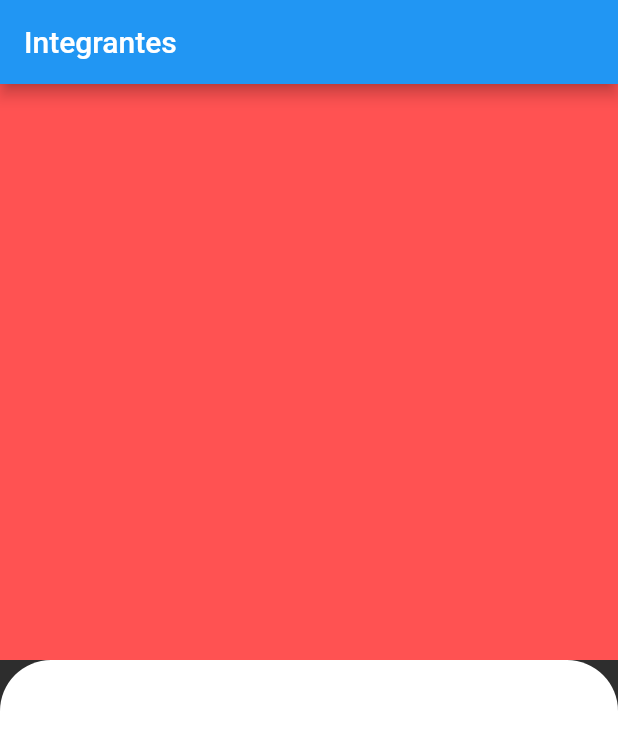
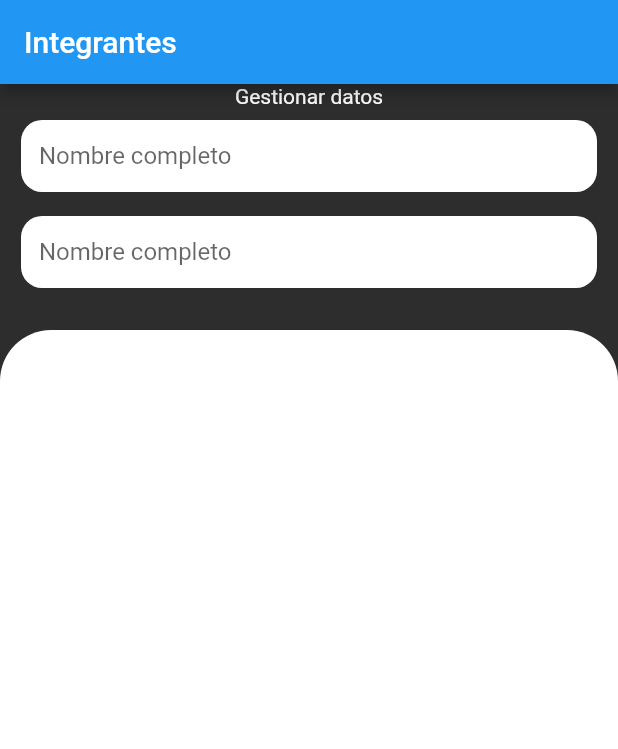
Before and after one commit to ehbarrionuevo/flutter_codigo_futures, a Flutter app: the first screen one second after launch, on a phone screen of 412 x 824 dp. Shown: the top 749 px of the screen. Run offline on Flutter 3.47's test engine with Material 2 defaults, Android fonts, the phone set to English and light mode, and no system bars.

Commit message:
Futures 2.0

```diff
--- a/lib/pages/general_page.dart
+++ b/lib/pages/general_page.dart
@@ -35,11 +35,57 @@ class _GeneralPageState extends State<GeneralPage> {
       ),
       body: Column(
         children: [
-          Expanded(
-            child: Container(
-              color: Colors.redAccent,
+          const Text(
+            "Gestionar datos",
+            style: TextStyle(
+              color: Colors.white,
             ),
           ),
+
+          Container(
+            margin: EdgeInsets.symmetric(horizontal: 14.0, vertical: 8.0),
+            child: TextField(
+              decoration: InputDecoration(
+                hintText: "Nombre completo",
+                filled: true,
+                fillColor: Colors.white,
+                contentPadding:
+                    EdgeInsets.symmetric(vertical: 10, horizontal: 12.0),
+                focusedBorder: OutlineInputBorder(
+                  borderRadius: BorderRadius.circular(14.0),
+                  borderSide: BorderSide.none,
+                ),
+                enabledBorder: OutlineInputBorder(
+                  borderRadius: BorderRadius.circular(14.0),
+                  borderSide: BorderSide.none,
+                ),
+              ),
+            ),
+          ),
+          Container(
+            margin: EdgeInsets.symmetric(horizontal: 14.0, vertical: 8.0),
+            child: TextField(
+              decoration: InputDecoration(
+                hintText: "Nombre completo",
+                filled: true,
+                fillColor: Colors.white,
+                contentPadding:
+                EdgeInsets.symmetric(vertical: 10, horizontal: 12.0),
+                focusedBorder: OutlineInputBorder(
+                  borderRadius: BorderRadius.circular(14.0),
+                  borderSide: BorderSide.none,
+                ),
+                enabledBorder: OutlineInputBorder(
+                  borderRadius: BorderRadius.circular(14.0),
+                  borderSide: BorderSide.none,
+                ),
+              ),
+            ),
+          ),
+          const SizedBox(
+            height: 20.0,
+          ),
+
           Expanded(
             child: Container(
               padding: EdgeInsets.symmetric(vertical: 20.0, horizontal: 14.0),
```
